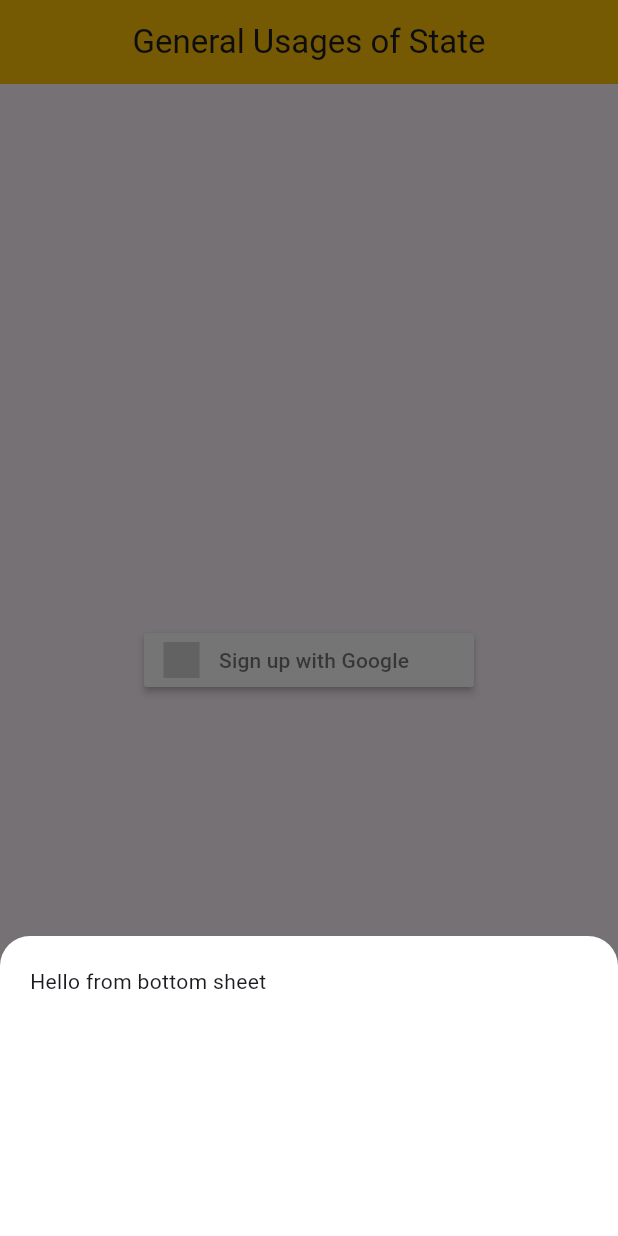
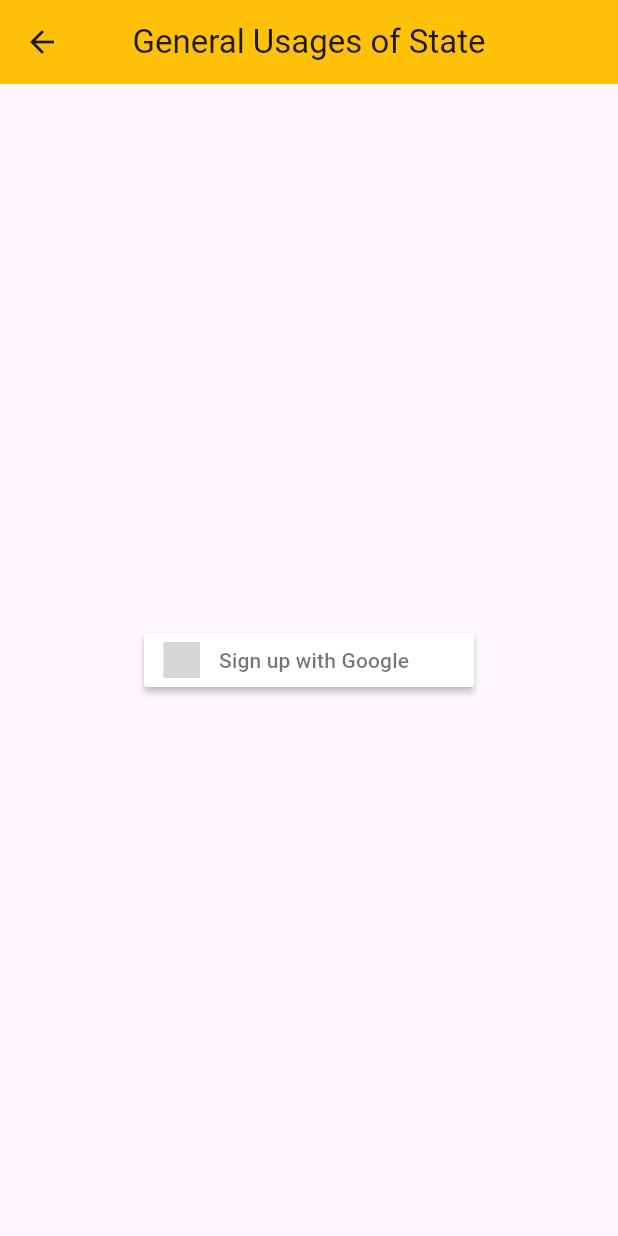
Before and after one commit to abdurrakibrafi/flutter_batch_two_assignment, a Flutter app: the GeneralUsagesOfStateView screen opened directly, after a tap on "Sign up with Google", on a phone screen of 412 x 824 dp. Run offline on Flutter 3.47's test engine with Material 3 defaults, Android fonts, the phone set to English and light mode, and no system bars; drawn by our look-alikes of sign_in_button; our stand-ins replace get, google_fonts; grey boxes are pictures that could not be loaded.

Commit message:
state_management

```diff
--- a/lib/main.dart
+++ b/lib/main.dart
@@ -1,4 +1,5 @@
 import 'package:flutter/material.dart';
+import 'package:flutter_batch_two_assignment/view/counter_view/counter_view_using_getx.dart';
 import 'package:flutter_batch_two_assignment/view/counter_view/generel_usages_of_state_view.dart';
 import 'package:get/get.dart';
 
@@ -13,7 +14,7 @@
   Widget build(BuildContext context) {
     return GetMaterialApp(
       title: 'Flutter Batch Task',
-      home: GeneralUsagesOfStateView(),
+      home: CounterScreenUsingGet(),
     );
   }
 }
--- a/lib/view/counter_view/controller/count_controller.dart
+++ b/lib/view/counter_view/controller/count_controller.dart
@@ -3,12 +3,16 @@
 import 'package:get/get_state_manager/src/simple/get_controllers.dart';
 
 class CounterController extends GetxController {
+
+  /// intial value k obs korchi
   var counter = 0.obs;
 
+/// method increment
   void increment() {
     counter.value++;
   }
 
+  /// method decrement
   void decrement() {
     counter.value--;
   }
--- a/lib/view/counter_view/generel_usages_of_state_view.dart
+++ b/lib/view/counter_view/generel_usages_of_state_view.dart
@@ -30,25 +30,28 @@
 
 
 
+
+
+
                 /// bottom sheet using get-x
 
-                Get.bottomSheet(
-                  Container(
-
-                    height: 200,
-                    width: double.infinity,
-                    padding: EdgeInsets.all(20),
-                    decoration: BoxDecoration(
-                      color: Colors.white,
-                      borderRadius: BorderRadius.only(
-                        topLeft: Radius.circular(20),
-                        topRight: Radius.circular(20),
-                      ),
-                    ),
-
-                    child: Text("Hello from bottom sheet"),
-                  ),
-                );
+                // Get.bottomSheet(
+                //   Container(
+                //
+                //     height: 200,
+                //     width: double.infinity,
+                //     padding: EdgeInsets.all(20),
+                //     decoration: BoxDecoration(
+                //       color: Colors.white,
+                //       borderRadius: BorderRadius.only(
+                //         topLeft: Radius.circular(20),
+                //         topRight: Radius.circular(20),
+                //       ),
+                //     ),
+                //
+                //     child: Text("Hello from bottom sheet"),
+                //   ),
+                // );
 
                 /// snackbar using get-x
                 // Get.snackbar(
```
Also changed, not shown: lib/view/counter_view/counter_view_using_getx.dart (+8 -4 lines).
